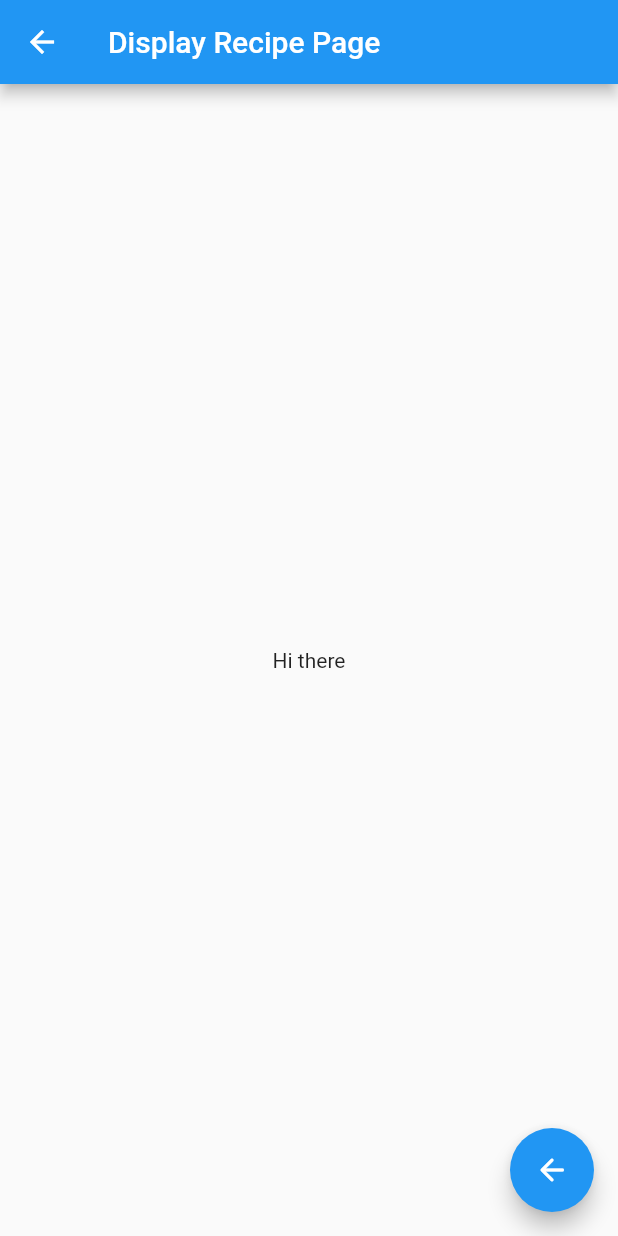
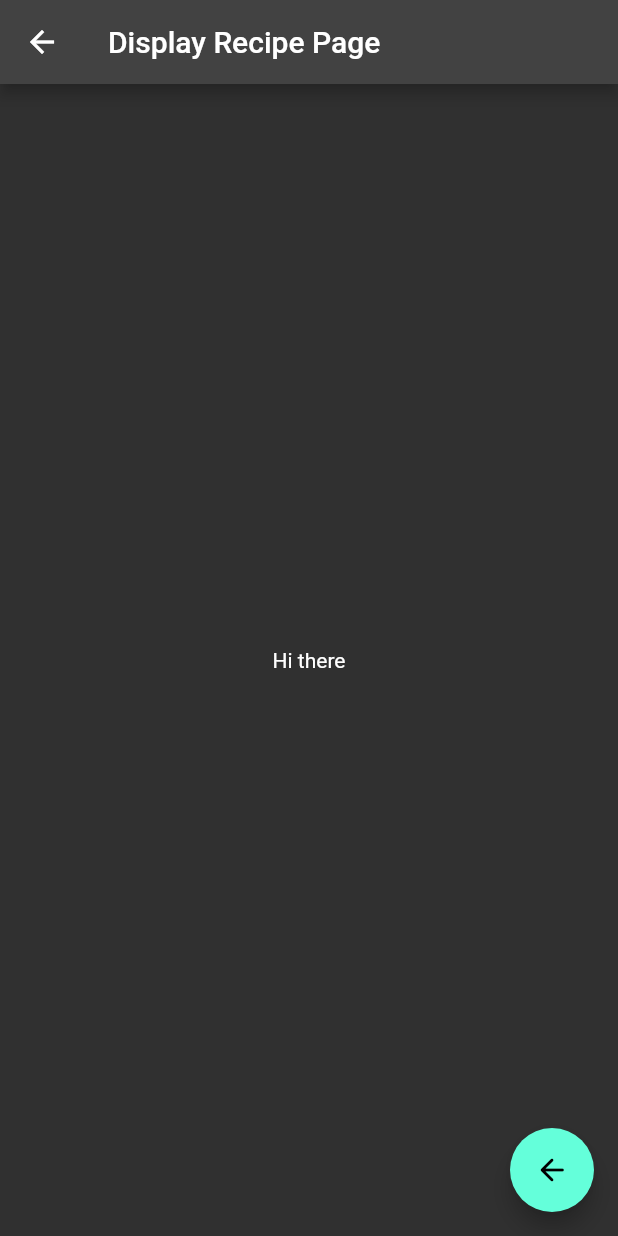
Before and after one commit to ViceSyndicate/my_recipes, a Flutter app: the screen it shows after launch, after a tap on "Köttbullar & Mos", on a phone screen of 412 x 824 dp. Run offline on Flutter 3.47's test engine with Material 2 defaults, Android fonts, the phone set to English and light mode, and no system bars.

Commit message:
Unified dark theme across app & removed an extra MaterialApp() widget

```diff
--- a/lib/main.dart
+++ b/lib/main.dart
@@ -16,9 +16,8 @@ class MyApp extends StatelessWidget {
     return MaterialApp(
       title: 'My Recipes Demo',
       theme: ThemeData(
-          primarySwatch: Colors.blue,
-          scaffoldBackgroundColor: Colors.black,
-          backgroundColor: Colors.black),
+        brightness: Brightness.dark,
+      ),
       home: const MyHomePage(title: 'My Recipes Home Page'),
     );
   }
@@ -48,9 +47,7 @@ class _MyHomePageState extends State<MyHomePage> {
     recipes.add(myRecipeTwo);
 
     // Todo: list recipes
-    return MaterialApp(
-      title: 'Recipes',
-      home: Scaffold(
+    return Scaffold(
       appBar: AppBar(
         title: const Text('Recipes'),
       ),
@@ -69,7 +66,6 @@ class _MyHomePageState extends State<MyHomePage> {
           },
           backgroundColor: Colors.lightBlue,
           child: const Icon(Icons.add)),
-      ),
     );
   }
 }
@@ -86,6 +82,7 @@ class _RecipeListItemState extends State<RecipeListItem> {
   @override
   Widget build(BuildContext context) {
     return ListTile(
+      textColor: Colors.white,
       title: Text(widget.recipe.title),
       subtitle: Text(widget.recipe.ingredients.join(', ')),
       onTap: () => {
@@ -97,3 +94,18 @@ class _RecipeListItemState extends State<RecipeListItem> {
     );
   }
 }
+
+class MyColor extends MaterialStateColor {
+  const MyColor() : super(_defaultColor);
+
+  static const int _defaultColor = 0xcafefeed;
+  static const int _pressedColor = 0xdeadbeef;
+
+  @override
+  Color resolve(Set<MaterialState> states) {
+    if (states.contains(MaterialState.pressed)) {
+      return const Color(_pressedColor);
+    }
+    return const Color(_defaultColor);
+  }
+}
--- a/lib/vm_create_recipe.dart
+++ b/lib/vm_create_recipe.dart
@@ -11,8 +11,8 @@ class RecipeFormPage extends StatelessWidget {
   Widget build(BuildContext context) {
     return Scaffold(
       appBar: AppBar(
-          title: const Text('Back to Recipes'),
-          backgroundColor: Colors.blueAccent),
+        title: const Text('Back to Recipes'),
+      ),
       body: const MyCustomForm(),
     );
   }
```
Lines whose indentation alone changed are shown as unchanged.
